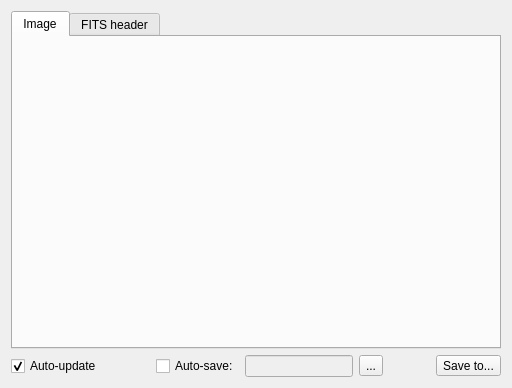
First picture: the form in pyobs_gui/qt/datadisplaywidget.ui, repository pyobs/pyobs-gui, before the edit.
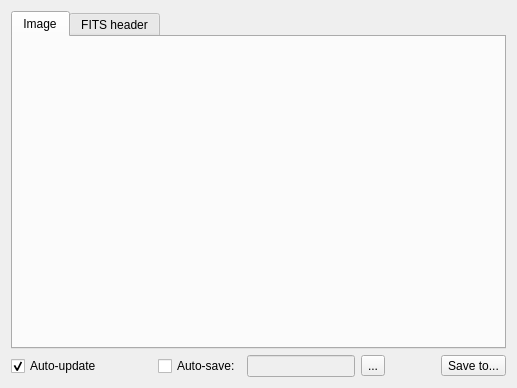
Second picture: the form after the edit. Icons and pictures are not drawn.

```diff
--- a/pyobs_gui/qt/datadisplaywidget.ui
+++ b/pyobs_gui/qt/datadisplaywidget.ui
@@ -6,7 +6,7 @@
    <rect>
     <x>0</x>
     <y>0</y>
-    <width>512</width>
+    <width>517</width>
     <height>388</height>
    </rect>
   </property>
```
